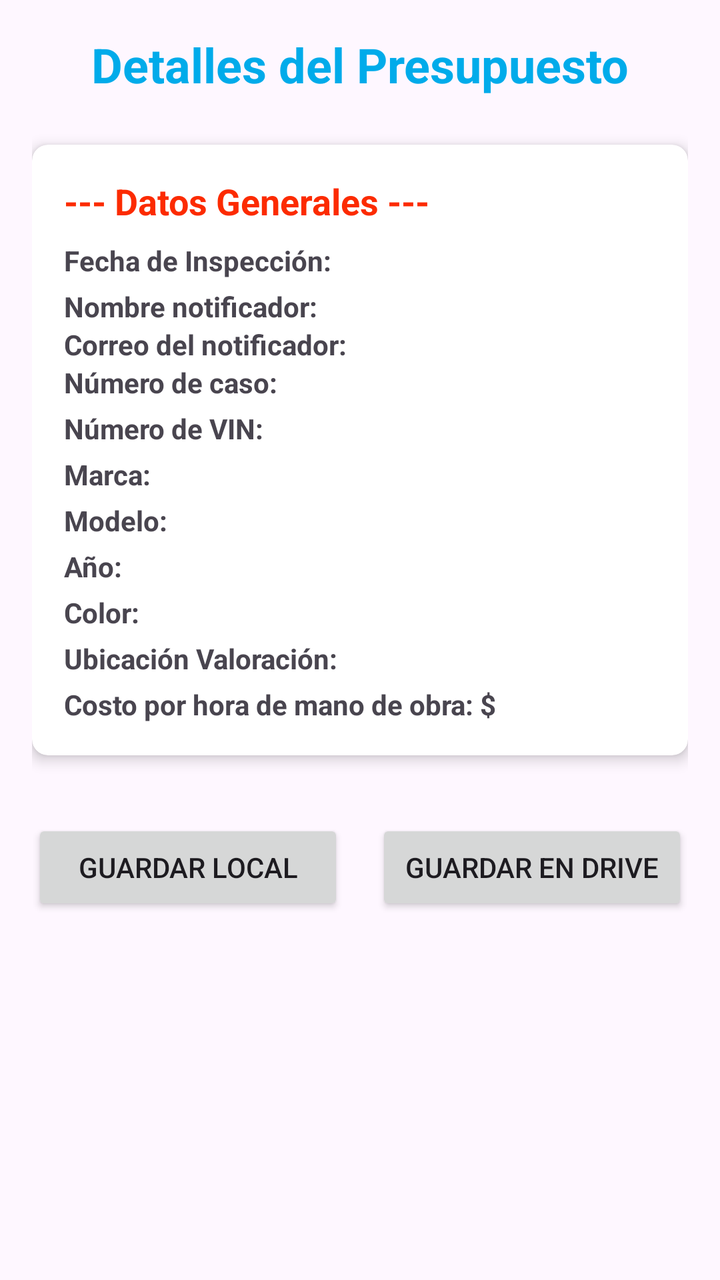
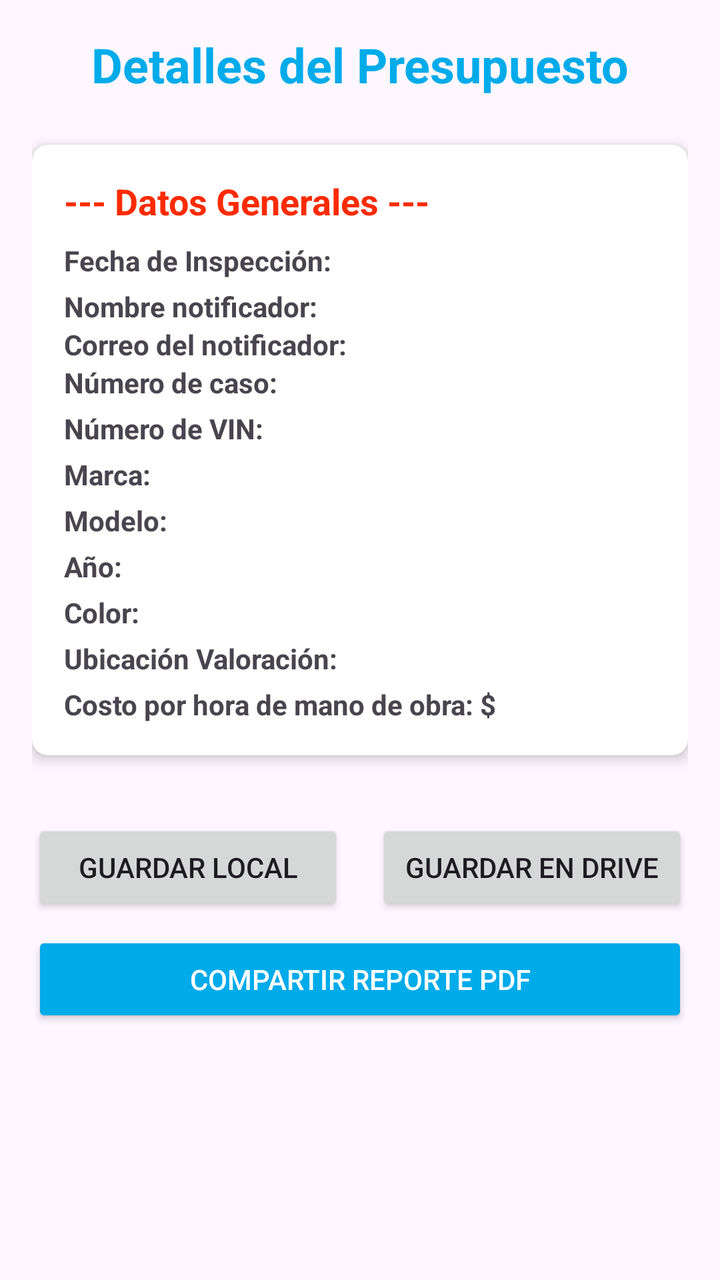

Screens rendered from an Android XML layout before and after an edit, with the pre-edit source and the edit as a unified diff.
<!-- AndroidManifest.xml: application theme Theme.Enpartesapp -->
<!-- res/layout/fragment_report_display.xml -->
<?xml version="1.0" encoding="utf-8"?>
<androidx.core.widget.NestedScrollView
    xmlns:android="http://schemas.android.com/apk/res/android"
    xmlns:app="http://schemas.android.com/apk/res-auto"
    xmlns:tools="http://schemas.android.com/tools"
    android:layout_width="match_parent"
    android:layout_height="match_parent"
    tools:context=".ui.presupuesto.ReportDisplayFragment">

    <LinearLayout
        android:layout_width="match_parent"
        android:layout_height="wrap_content"
        android:orientation="vertical"
        android:padding="16dp">

        <TextView
            android:layout_width="match_parent"
            android:layout_height="wrap_content"
            android:text="Detalles del Presupuesto"
            android:textSize="24sp"
            android:textStyle="bold"
            android:textColor="@color/blue"
            android:gravity="center_horizontal"
            android:layout_marginBottom="24dp" />

        
        <androidx.cardview.widget.CardView
            android:layout_width="match_parent"
            android:layout_height="wrap_content"
            app:cardCornerRadius="8dp"
            app:cardElevation="4dp"
            android:layout_marginBottom="16dp">

            <LinearLayout
                android:layout_width="match_parent"
                android:layout_height="wrap_content"
                android:orientation="vertical"
                android:padding="16dp">

                <TextView
                    android:layout_width="wrap_content"
                    android:layout_height="wrap_content"
                    android:text="--- Datos Generales ---"
                    android:textStyle="bold"
                    android:textSize="18sp"
                    android:textColor="@color/naranja"
                    android:layout_marginBottom="8dp" />

                
                <LinearLayout
                    android:id="@+id/llInspectionDate"
                    android:layout_width="match_parent"
                    android:layout_height="wrap_content"
                    android:orientation="horizontal"
                    android:layout_marginBottom="4dp"
                    > 
                    <TextView
                        android:layout_width="wrap_content"
                        android:layout_height="wrap_content"
                        android:text="Fecha de Inspección: "
                        android:textStyle="bold" />
                    <TextView
                        android:id="@+id/tvInspectionDateValue"
                        android:layout_width="wrap_content"
                        android:layout_height="wrap_content" />
                </LinearLayout>

                <LinearLayout
                    android:layout_width="match_parent"
                    android:layout_height="wrap_content"
                    android:orientation="horizontal">
                    <TextView
                        android:layout_width="wrap_content"
                        android:layout_height="wrap_content"
                        android:text="Nombre notificador: "
                        android:textStyle="bold" />
                    <TextView
                        android:id="@+id/tvInspectorNameValue"
                        android:layout_width="wrap_content"
                        android:layout_height="wrap_content" />
                </LinearLayout>

                <LinearLayout
                    android:layout_width="match_parent"
                    android:layout_height="wrap_content"
                    android:orientation="horizontal">
                    <TextView
                        android:layout_width="wrap_content"
                        android:layout_height="wrap_content"
                        android:text="Correo del notificador: "
                        android:textStyle="bold" />
                    <TextView
                        android:id="@+id/tvInspectorEmailValue"
                        android:layout_width="wrap_content"
                        android:layout_height="wrap_content" />
                </LinearLayout>

                
                <LinearLayout
                    android:layout_width="match_parent"
                    android:layout_height="wrap_content"
                    android:orientation="horizontal"
                    android:layout_marginBottom="4dp">
                    <TextView
                        android:layout_width="wrap_content"
                        android:layout_height="wrap_content"
                        android:text="Número de caso: "
                        android:textStyle="bold" />
                    <TextView
                        android:id="@+id/tvCaseNumberValue"
                        android:layout_width="wrap_content"
                        android:layout_height="wrap_content" />
                </LinearLayout>

                <LinearLayout
                    android:layout_width="match_parent"
                    android:layout_height="wrap_content"
                    android:orientation="horizontal"
                    android:layout_marginBottom="4dp">
                    <TextView
                        android:layout_width="wrap_content"
                        android:layout_height="wrap_content"
                        android:text="Número de VIN: "
                        android:textStyle="bold" />
                    <TextView
                        android:id="@+id/tvVinValue"
                        android:layout_width="wrap_content"
                        android:layout_height="wrap_content" />
                </LinearLayout>

                <LinearLayout
                    android:layout_width="match_parent"
                    android:layout_height="wrap_content"
                    android:orientation="horizontal"
                    android:layout_marginBottom="4dp">
                    <TextView
                        android:layout_width="wrap_content"
                        android:layout_height="wrap_content"
                        android:text="Marca: "
                        android:textStyle="bold" />
                    <TextView
                        android:id="@+id/tvBrandValue"
                        android:layout_width="wrap_content"
                        android:layout_height="wrap_content" />
                </LinearLayout>

                <LinearLayout
                    android:layout_width="match_parent"
                    android:layout_height="wrap_content"
                    android:orientation="horizontal"
                    android:layout_marginBottom="4dp">
                    <TextView
                        android:layout_width="wrap_content"
                        android:layout_height="wrap_content"
                        android:text="Modelo: "
                        android:textStyle="bold" />
                    <TextView
                        android:id="@+id/tvModelValue"
                        android:layout_width="wrap_content"
                        android:layout_height="wrap_content" />
                </LinearLayout>

                <LinearLayout
                    android:layout_width="match_parent"
                    android:layout_height="wrap_content"
                    android:orientation="horizontal"
                    android:layout_marginBottom="4dp">
                    <TextView
                        android:layout_width="wrap_content"
                        android:layout_height="wrap_content"
                        android:text="Año: "
                        android:textStyle="bold" />
                    <TextView
                        android:id="@+id/tvYearValue"
                        android:layout_width="wrap_content"
                        android:layout_height="wrap_content" />
                </LinearLayout>

                <LinearLayout
                    android:layout_width="match_parent"
                    android:layout_height="wrap_content"
                    android:orientation="horizontal"
                    android:layout_marginBottom="4dp">
                    <TextView
                        android:layout_width="wrap_content"
                        android:layout_height="wrap_content"
                        android:text="Color: "
                        android:textStyle="bold" />
                    <TextView
                        android:id="@+id/tvColorValue"
                        android:layout_width="wrap_content"
                        android:layout_height="wrap_content" />
                </LinearLayout>

                <LinearLayout
                    android:layout_width="match_parent"
                    android:layout_height="wrap_content"
                    android:orientation="horizontal"
                    android:layout_marginBottom="4dp">
                    <TextView
                        android:layout_width="wrap_content"
                        android:layout_height="wrap_content"
                        android:text="Ubicación Valoración: "
                        android:textStyle="bold" />
                    <TextView
                        android:id="@+id/tvLocationValue"
                        android:layout_width="wrap_content"
                        android:layout_height="wrap_content" />
                </LinearLayout>

                <LinearLayout
                    android:layout_width="match_parent"
                    android:layout_height="wrap_content"
                    android:orientation="horizontal">
                    <TextView
                        android:layout_width="wrap_content"
                        android:layout_height="wrap_content"
                        android:text="Costo por hora de mano de obra: $"
                        android:textStyle="bold" />
                    <TextView
                        android:id="@+id/tvCostPerHourValue"
                        android:layout_width="wrap_content"
                        android:layout_height="wrap_content" />
                </LinearLayout>
            </LinearLayout>
        </androidx.cardview.widget.CardView>

        
        <androidx.cardview.widget.CardView
            android:id="@+id/cvDamageDescription"
            android:layout_width="match_parent"
            android:layout_height="wrap_content"
            app:cardCornerRadius="8dp"
            app:cardElevation="4dp"
            android:layout_marginBottom="16dp"
            android:visibility="gone"> 
            <LinearLayout
                android:layout_width="match_parent"
                android:layout_height="wrap_content"
                android:orientation="vertical"
                android:padding="16dp">
                <TextView
                    android:layout_width="wrap_content"
                    android:layout_height="wrap_content"
                    android:text="--- Descripción Daños Existentes ---"
                    android:textStyle="bold"
                    android:textSize="18sp"
                    android:textColor="@color/naranja"
                    android:layout_marginBottom="8dp" />
                <TextView
                    android:id="@+id/tvDamageDescriptionContent"
                    android:layout_width="match_parent"
                    android:layout_height="wrap_content"
                    android:lineSpacingMultiplier="1.2"/>
            </LinearLayout>
        </androidx.cardview.widget.CardView>

        
        <androidx.cardview.widget.CardView
            android:id="@+id/cvAffectedParts"
            android:layout_width="match_parent"
            android:layout_height="wrap_content"
            app:cardCornerRadius="8dp"
            app:cardElevation="4dp"
            android:layout_marginBottom="16dp"
            android:visibility="gone"> 
            <LinearLayout
                android:layout_width="match_parent"
                android:layout_height="wrap_content"
                android:orientation="vertical"
                android:padding="16dp">
                <TextView
                    android:layout_width="wrap_content"
                    android:layout_height="wrap_content"
                    android:text="--- Listado Piezas Afectadas ---"
                    android:textStyle="bold"
                    android:textSize="18sp"
                    android:textColor="@color/naranja"
                    android:layout_marginBottom="8dp" />
                
                <LinearLayout
                    android:id="@+id/llAffectedPartsContainer"
                    android:layout_width="match_parent"
                    android:layout_height="wrap_content"
                    android:orientation="vertical"/>

                
                <TextView
                    android:layout_width="wrap_content"
                    android:layout_height="wrap_content"
                    android:text="Resumen de Costos Totales:"
                    android:textStyle="bold"
                    android:textSize="16sp"
                    android:layout_marginTop="16dp"
                    android:layout_marginBottom="8dp" />
                <LinearLayout
                    android:layout_width="match_parent"
                    android:layout_height="wrap_content"
                    android:orientation="horizontal"
                    android:layout_marginBottom="4dp">
                    <TextView
                        android:layout_width="wrap_content"
                        android:layout_height="wrap_content"
                        android:text="Costo Total en Mano de Obra: $" />
                    <TextView
                        android:id="@+id/tvTotalLaborCost"
                        android:layout_width="wrap_content"
                        android:layout_height="wrap_content"
                        android:textStyle="bold"/>
                </LinearLayout>
                <LinearLayout
                    android:layout_width="match_parent"
                    android:layout_height="wrap_content"
                    android:orientation="horizontal">
                    <TextView
                        android:layout_width="wrap_content"
                        android:layout_height="wrap_content"
                        android:text="Costo Total en Piezas: $" />
                    <TextView
                        android:id="@+id/tvTotalPartsCost"
                        android:layout_width="wrap_content"
                        android:layout_height="wrap_content"
                        android:textStyle="bold"/>
                </LinearLayout>
                <LinearLayout
                    android:layout_width="match_parent"
                    android:layout_height="wrap_content"
                    android:orientation="horizontal"
                    android:layout_marginTop="4dp">
                    <TextView
                        android:layout_width="wrap_content"
                        android:layout_height="wrap_content"
                        android:text="COSTO TOTAL ESTIMADO: $"
                        android:textStyle="bold"
                        android:textColor="@color/blue"/>
                    <TextView
                        android:id="@+id/tvGrandTotalCost"
                        android:layout_width="wrap_content"
                        android:layout_height="wrap_content"
                        android:textStyle="bold"
                        android:textColor="@color/blue"/>
                </LinearLayout>
            </LinearLayout>
        </androidx.cardview.widget.CardView>

        
        <androidx.cardview.widget.CardView
            android:id="@+id/cvAdditionalConsiderations"
            android:layout_width="match_parent"
            android:layout_height="wrap_content"
            app:cardCornerRadius="8dp"
            app:cardElevation="4dp"
            android:layout_marginBottom="24dp"
            android:visibility="gone"> 
            <LinearLayout
                android:layout_width="match_parent"
                android:layout_height="wrap_content"
                android:orientation="vertical"
                android:padding="16dp">
                <TextView
                    android:layout_width="wrap_content"
                    android:layout_height="wrap_content"
                    android:text="--- Consideraciones Adicionales ---"
                    android:textStyle="bold"
                    android:textSize="18sp"
                    android:textColor="@color/naranja"
                    android:layout_marginBottom="8dp" />
                <TextView
                    android:id="@+id/tvAdditionalConsiderationsContent"
                    android:layout_width="match_parent"
                    android:layout_height="wrap_content"
                    android:lineSpacingMultiplier="1.2"/>
            </LinearLayout>
        </androidx.cardview.widget.CardView>

        
        <androidx.cardview.widget.CardView
            android:id="@+id/cvAnalyzedPhotos"
            android:layout_width="match_parent"
            android:layout_height="wrap_content"
            app:cardCornerRadius="8dp"
            app:cardElevation="4dp"
            android:layout_marginBottom="24dp"
            android:visibility="gone">
            <LinearLayout
                android:layout_width="match_parent"
                android:layout_height="wrap_content"
                android:orientation="vertical"
                android:padding="16dp">
                <TextView
                    android:layout_width="wrap_content"
                    android:layout_height="wrap_content"
                    android:text="@string/fotos_analizadas_label"
                    android:textStyle="bold"
                    android:textSize="18sp"
                    android:textColor="@color/naranja"
                    android:layout_marginBottom="12dp" />

                <HorizontalScrollView
                    android:layout_width="match_parent"
                    android:layout_height="wrap_content">
                    <LinearLayout
                        android:id="@+id/llPhotosContainer"
                        android:layout_width="wrap_content"
                        android:layout_height="wrap_content"
                        android:orientation="horizontal" />
                </HorizontalScrollView>
            </LinearLayout>
        </androidx.cardview.widget.CardView>

        <LinearLayout
            android:layout_width="match_parent"
            android:layout_height="wrap_content"
            android:orientation="horizontal"
            android:layout_marginTop="16dp"
            android:gravity="center">

            <Button
                android:id="@+id/btnSaveLocal"
                android:layout_width="0dp"
                android:layout_height="wrap_content"
                android:layout_weight="1"
                android:layout_marginEnd="8dp"
                android:text="Guardar Local" />

            <Button
                android:id="@+id/btnSaveDrive"
                android:layout_width="0dp"
                android:layout_height="wrap_content"
                android:layout_weight="1"
                android:layout_marginStart="8dp"
                android:text="Guardar en Drive" />


        </LinearLayout>

    </LinearLayout>
</androidx.core.widget.NestedScrollView>
<!-- resources referenced by this layout -->
<resources>
  <color name="blue">#00abea</color>
  <color name="naranja">#fc2b01</color>
  <string name="fotos_analizadas_label">--- Fotos Analizadas ---</string>
  <style name="Theme.Enpartesapp" parent="Theme.MaterialComponents.DayNight.DarkActionBar">
          
          <item name="colorPrimary">@color/purple_500</item>
          <item name="colorPrimaryVariant">@color/purple_700</item>
          
          <item name="colorSecondary">@color/teal_200</item>
          <item name="colorSecondaryVariant">@color/teal_700</item>
          
          <item name="android:statusBarColor">?attr/colorPrimaryVariant</item>
          
          <item name="android:textColor">@color/my_high_contrast_text_color</item>
          <item name="colorSurface">@color/my_high_contrast_background_color</item>
          <item name="editTextColor">@color/my_high_contrast_text_color</item>
          <item name="colorControlNormal">@color/my_high_contrast_text_color</item>
          <item name="colorControlActivated">@color/my_high_contrast_text_color</item>
          <item name="colorControlHighlight">@color/my_high_contrast_text_color</item>
          <item name="colorOnPrimary">@color/my_high_contrast_text_color</item>
          <item name="colorOnSecondary">@color/my_high_contrast_text_color</item>
      </style>
  <color name="purple_500">#FF6200EE</color>
  <color name="purple_700">#FF3700B3</color>
  <color name="teal_200">#FF03DAC5</color>
  <color name="teal_700">#FF018786</color>
  <color name="my_high_contrast_text_color">#FF000000</color>
  <color name="my_high_contrast_background_color">#FFFFFFFF</color>
</resources>

<!-- the commit's change to res/layout/fragment_report_display.xml (unified diff, before → after) -->
@@ -411,27 +411,41 @@
         <LinearLayout
             android:layout_width="match_parent"
             android:layout_height="wrap_content"
-            android:orientation="horizontal"
+            android:orientation="vertical"
             android:layout_marginTop="16dp"
             android:gravity="center">
 
+            <LinearLayout
+                android:layout_width="match_parent"
+                android:layout_height="wrap_content"
+                android:orientation="horizontal"
+                android:layout_marginBottom="8dp">
+
+                <Button
+                    android:id="@+id/btnSaveLocal"
+                    android:layout_width="0dp"
+                    android:layout_height="wrap_content"
+                    android:layout_weight="1"
+                    android:layout_marginEnd="8dp"
+                    android:text="Guardar Local" />
+
+                <Button
+                    android:id="@+id/btnSaveDrive"
+                    android:layout_width="0dp"
+                    android:layout_height="wrap_content"
+                    android:layout_weight="1"
+                    android:layout_marginStart="8dp"
+                    android:text="Guardar en Drive" />
+            </LinearLayout>
+
             <Button
-                android:id="@+id/btnSaveLocal"
-                android:layout_width="0dp"
-                android:layout_height="wrap_content"
-                android:layout_weight="1"
-                android:layout_marginEnd="8dp"
-                android:text="Guardar Local" />
-
-            <Button
-                android:id="@+id/btnSaveDrive"
-                android:layout_width="0dp"
-                android:layout_height="wrap_content"
-                android:layout_weight="1"
-                android:layout_marginStart="8dp"
-                android:text="Guardar en Drive" />
-
-
+                android:id="@+id/btnShareReport"
+                android:layout_width="match_parent"
+                android:layout_height="wrap_content"
+                android:text="Compartir Reporte PDF"
+                android:backgroundTint="@color/blue"
+                android:textColor="@android:color/white"
+                app:icon="@drawable/image_photo_photography_video_icon" />
         </LinearLayout>
 
     </LinearLayout>
<!-- resource entries referenced after the edit -->
@@ -2,6 +2,7 @@
 <resources>
   <color name="blue">#00abea</color>
   <color name="naranja">#fc2b01</color>
+  <!-- drawable image_photo_photography_video_icon: png bitmap (drawable, 7724 bytes) -->
   <string name="fotos_analizadas_label">--- Fotos Analizadas ---</string>
   <style name="Theme.Enpartesapp" parent="Theme.MaterialComponents.DayNight.DarkActionBar">
           
